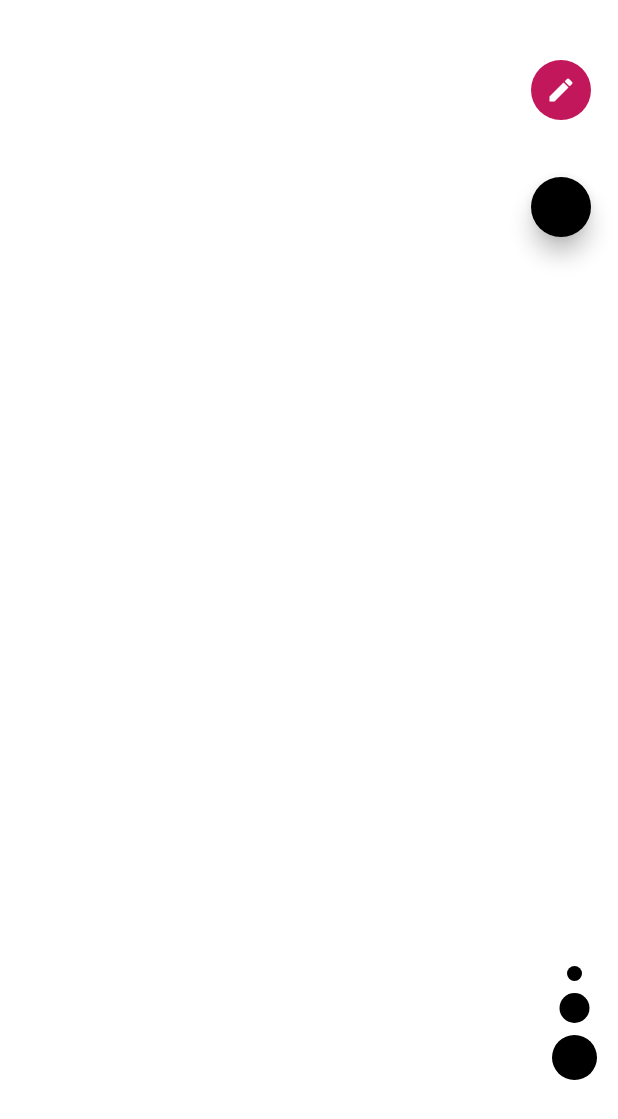
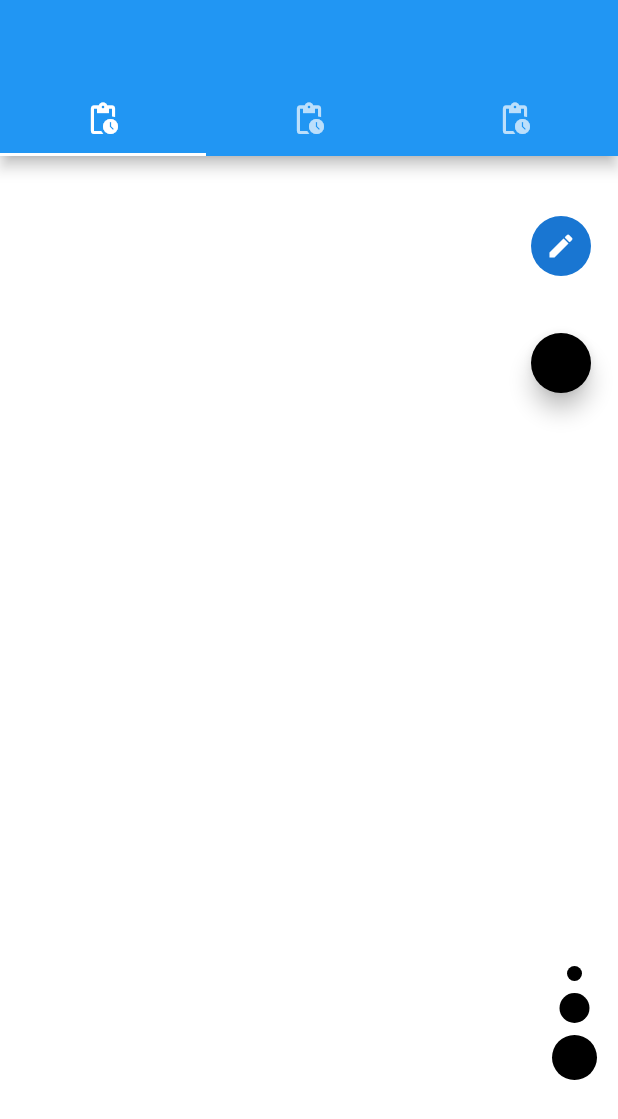
Before and after one commit to aeskerminen/sky-core, a Flutter app: the screen it shows after launch, on a phone screen of 412 x 824 dp. Shown: the top 1119 px of the screen. Run offline on Flutter 3.47's test engine with Material 2 defaults, Android fonts, the phone set to English and light mode, and no system bars; our stand-ins replace flutter_colorpicker.

```diff
--- a/sky_notes/lib/main.dart
+++ b/sky_notes/lib/main.dart
@@ -13,8 +13,21 @@ class MyApp extends StatelessWidget {
   Widget build(BuildContext context) {
     return MaterialApp(
       title: 'Sky Notes',
-      theme: ThemeData(primarySwatch: Colors.pink),
-      home:  DrawingPage()
+      theme: ThemeData(primarySwatch: Colors.blue),
+      home: DefaultTabController(
+        length: 3,
+        child: Scaffold(
+          appBar: AppBar(
+            bottom: const TabBar(tabs: [
+              Tab(icon: Icon(Icons.pending_actions)),
+              Tab(icon: Icon(Icons.pending_actions)),
+              Tab(icon: Icon(Icons.pending_actions)),
+            ]),
+          ),
+          body: TabBarView(
+              children: [DrawingPage(), DrawingPage(), DrawingPage()]),
+        ),
+      ),
     );
   }
 }
```
Also changed, not shown: sky_notes/lib/main/homescreen.dart (deleted, +0 -32 lines), sky_notes/lib/latex_editor/latex_editor.dart (added).
